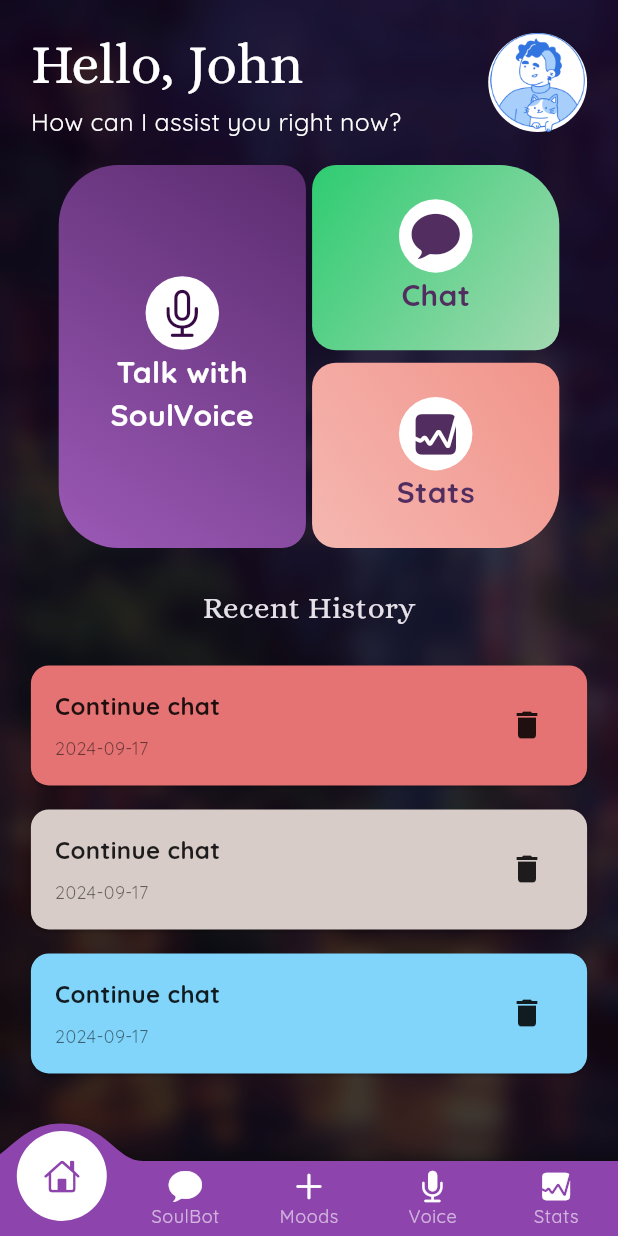
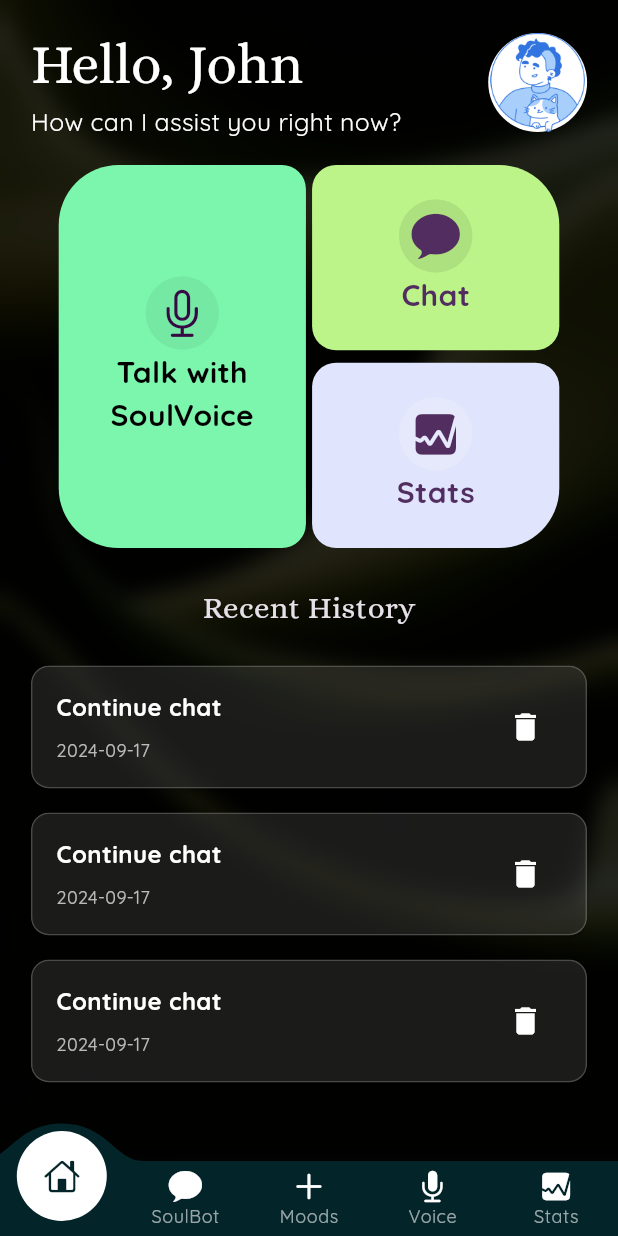
Before and after one commit to Asmika-Panchal/SoulSpace-main, a Flutter app: the screen it shows after launch, on a phone screen of 412 x 824 dp. Run offline on Flutter 3.47's test engine with Material 3 defaults, Android fonts, the phone set to English and light mode, and no system bars; drawn by our look-alikes of convex_bottom_bar; missing offline and left inert: gif.

Commit message:
Theme: Glassmorphism

```diff
--- a/lib/screens/homescreen.dart
+++ b/lib/screens/homescreen.dart
@@ -33,7 +33,7 @@ class SoulHomeScreen extends StatelessWidget {
           Container(
             decoration: const BoxDecoration(
               image: DecorationImage(
-                image: AssetImage('assets/bg.png'),
+                image: AssetImage('assets/bg.jpg'),
                 fit: BoxFit.cover,
               ),
             ),
@@ -41,7 +41,7 @@ class SoulHomeScreen extends StatelessWidget {
               filter: ImageFilter.blur(sigmaX: 7.0, sigmaY: 7.0),
               child: Container(
                 decoration: BoxDecoration(
-                    color: const Color.fromARGB(255, 0, 0, 0).withOpacity(0.4)),
+                    color: const Color.fromARGB(255, 0, 0, 0).withOpacity(0.8)),
               ),
             ),
           ),
@@ -111,13 +111,7 @@ class SoulHomeScreen extends StatelessWidget {
                                       bottomLeft: Radius.circular(40),
                                       topLeft: Radius.circular(40),
                                       topRight: Radius.circular(16)),
-                                  gradient: LinearGradient(
-                                      begin: Alignment.topRight,
-                                      end: Alignment.bottomLeft,
-                                      colors: [
-                                        Color(0xff5B2C6F),
-                                        Color(0xff9B59B6)
-                                      ])),
+                                  color: Color(0xff7cf6ad)),
                               height: screenHeight * 0.31,
                               width: screenWidth * 0.4,
                               child: Center(
@@ -127,7 +121,7 @@ class SoulHomeScreen extends StatelessWidget {
                                   Container(
                                     decoration: const BoxDecoration(
                                       shape: BoxShape.circle,
-                                      color: Color.fromARGB(255, 255, 255, 255),
+                                      color: Color(0xff75e8a4),
                                     ),
                                     padding: const EdgeInsets.all(7),
                                     child: const Icon(
@@ -140,8 +134,7 @@ class SoulHomeScreen extends StatelessWidget {
                                     'Talk with SoulVoice',
                                     style: TextStyle(
                                         fontSize: 20,
-                                        color:
-                                            Color.fromARGB(255, 255, 255, 255),
+                                        color: Color.fromARGB(255, 0, 0, 0),
                                         fontWeight: FontWeight.bold),
                                     textAlign: TextAlign.center,
                                   ),
@@ -173,13 +166,7 @@ class SoulHomeScreen extends StatelessWidget {
                                       bottomLeft: Radius.circular(16),
                                       topLeft: Radius.circular(16),
                                       topRight: Radius.circular(40)),
-                                  gradient: LinearGradient(
-                                      begin: Alignment.topLeft,
-                                      end: Alignment.bottomRight,
-                                      colors: [
-                                        Color(0xff2ECC71),
-                                        Color(0xffA3D9B1)
-                                      ])),
+                                  color: Color(0xffbcf489)),
                               height: screenHeight * 0.15,
                               width: screenWidth * 0.4,
                               child: Center(
@@ -189,7 +176,7 @@ class SoulHomeScreen extends StatelessWidget {
                                   Container(
                                     decoration: const BoxDecoration(
                                       shape: BoxShape.circle,
-                                      color: Color.fromARGB(255, 255, 255, 255),
+                                      color: Color(0xffade07e),
                                     ),
                                     padding: const EdgeInsets.all(7),
                                     child: const Icon(
@@ -227,13 +214,7 @@ class SoulHomeScreen extends StatelessWidget {
                                       bottomLeft: Radius.circular(16),
                                       topLeft: Radius.circular(16),
                                       topRight: Radius.circular(16)),
-                                  gradient: LinearGradient(
-                                      begin: Alignment.topRight,
-                                      end: Alignment.bottomLeft,
-                                      colors: [
-                                        Color(0xffF1948A),
-                                        Color(0xffF5B7B1)
-                                      ])),
+                                  color: Color(0xffe0e5fd)),
                               height: screenHeight * 0.15,
                               width: screenWidth * 0.4,
                               child: Center(
@@ -243,7 +224,7 @@ class SoulHomeScreen extends StatelessWidget {
                                   Container(
                                     decoration: const BoxDecoration(
                                       shape: BoxShape.circle,
-                                      color: Color.fromARGB(255, 255, 255, 255),
+                                      color: Color.fromARGB(255, 230, 233, 251),
                                     ),
                                     padding: const EdgeInsets.all(7),
                                     child: const Icon(
@@ -289,16 +270,16 @@ class SoulHomeScreen extends StatelessWidget {
                       padding:
                           EdgeInsets.symmetric(horizontal: screenWidth * 0.05),
                       children: [
-                        _buildRecentHistoryCard("Continue chat",
-                            const Color(0xffE57373), "2024-09-17", () {
+                        _buildRecentHistoryCard("Continue chat", "2024-09-17",
+                            () {
                           // Handle delete action
                         }),
-                        _buildRecentHistoryCard("Continue chat",
-                            const Color(0xffD7CCC8), "2024-09-17", () {
+                        _buildRecentHistoryCard("Continue chat", "2024-09-17",
+                            () {
                           // Handle delete action
                         }),
-                        _buildRecentHistoryCard("Continue chat",
-                            const Color(0xff81D4FA), "2024-09-17", () {
+                        _buildRecentHistoryCard("Continue chat", "2024-09-17",
+                            () {
                           // Handle delete action
                         }),
                       ],
@@ -314,10 +295,23 @@ class SoulHomeScreen extends StatelessWidget {
   }
 
   Widget _buildRecentHistoryCard(
-      String label, Color color, String date, VoidCallback onDelete) {
+      String label, String date, VoidCallback onDelete) {
     return Card(
       margin: const EdgeInsets.symmetric(vertical: 8),
-      color: color,
+      color: Colors.transparent, // Make the card itself transparent
+      child: ClipRRect(
+        borderRadius:
+            BorderRadius.circular(12), // Rounded corners for glass effect
+        child: BackdropFilter(
+          filter: ImageFilter.blur(sigmaX: 5, sigmaY: 5), // Blur effect
+          child: Container(
+            decoration: BoxDecoration(
+              color: const Color.fromARGB(255, 255, 255, 255)
+                  .withOpacity(0.1), // Semi-transparent dark color
+              borderRadius: BorderRadius.circular(12),
+              border: Border.all(
+                  color: Colors.white.withOpacity(0.2)), // Optional border
+            ),
             child: Padding(
               padding: const EdgeInsets.all(16.0),
               child: Row(
@@ -329,24 +323,28 @@ class SoulHomeScreen extends StatelessWidget {
                       Text(
                         label,
                         style: const TextStyle(
-                      color: Colors.black87,
+                            color: Colors.white,
                             fontSize: 16,
                             fontWeight: FontWeight.bold),
                       ),
                       const SizedBox(height: 8),
                       Text(
                         date,
-                  style: const TextStyle(color: Colors.black54, fontSize: 12),
+                        style: const TextStyle(
+                            color: Colors.white70, fontSize: 12),
                       ),
                     ],
                   ),
                   IconButton(
-              icon: const Icon(Icons.delete, color: Colors.black87),
+                    icon: const Icon(Icons.delete, color: Colors.white),
                     onPressed: onDelete,
                   ),
                 ],
               ),
             ),
+          ),
+        ),
+      ),
     );
   }
 }
--- a/lib/screens/navigationscreen.dart
+++ b/lib/screens/navigationscreen.dart
@@ -37,7 +37,7 @@ class _SoulBotHomeState extends State<SoulBotHome> {
             icon: Icon(
               CupertinoIcons.home,
               color: currentPageIndex == 0
-                  ? const Color(0xff8E44AD)
+                  ? const Color(0xff032429)
                   : Colors.white,
             ),
             title: "Home",
@@ -46,7 +46,7 @@ class _SoulBotHomeState extends State<SoulBotHome> {
             icon: Icon(
               CupertinoIcons.chat_bubble_fill,
               color: currentPageIndex == 1
-                  ? const Color(0xff8E44AD)
+                  ? const Color(0xff032429)
                   : Colors.white,
             ),
             title: "SoulBot",
@@ -55,7 +55,7 @@ class _SoulBotHomeState extends State<SoulBotHome> {
             icon: Icon(
               CupertinoIcons.add,
               color: currentPageIndex == 2
-                  ? const Color(0xff8E44AD)
+                  ? const Color(0xff032429)
                   : Colors.white,
             ),
             title: "Moods",
@@ -64,7 +64,7 @@ class _SoulBotHomeState extends State<SoulBotHome> {
             icon: Icon(
               CupertinoIcons.mic_fill,
               color: currentPageIndex == 3
-                  ? const Color(0xff8E44AD)
+                  ? const Color(0xff032429)
                   : Colors.white,
             ),
             title: "Voice",
@@ -73,7 +73,7 @@ class _SoulBotHomeState extends State<SoulBotHome> {
             icon: Icon(
               CupertinoIcons.graph_square_fill,
               color: currentPageIndex == 4
-                  ? const Color(0xff8E44AD)
+                  ? const Color(0xff032429)
                   : Colors.white,
             ),
             title: "Stats",
@@ -85,7 +85,7 @@ class _SoulBotHomeState extends State<SoulBotHome> {
           });
         },
         shadowColor: const Color.fromARGB(255, 14, 14, 14),
-        backgroundColor: const Color(0xff8E44AD),
+        backgroundColor: const Color(0xff032429),
       ),
       body: _screens[currentPageIndex],
     );
--- a/pubspec.yaml
+++ b/pubspec.yaml
@@ -69,6 +69,7 @@ flutter:
    - assets/google.png
    - assets/login.webp
    - assets/bg.png
+   - assets/bg.jpg
    - assets/bg2.jpeg
    - assets/bg3.jpeg
    - assets/sound.png
```
Also changed, not shown: assets/bg.jpg (added). Lines whose indentation alone changed are shown as unchanged.
